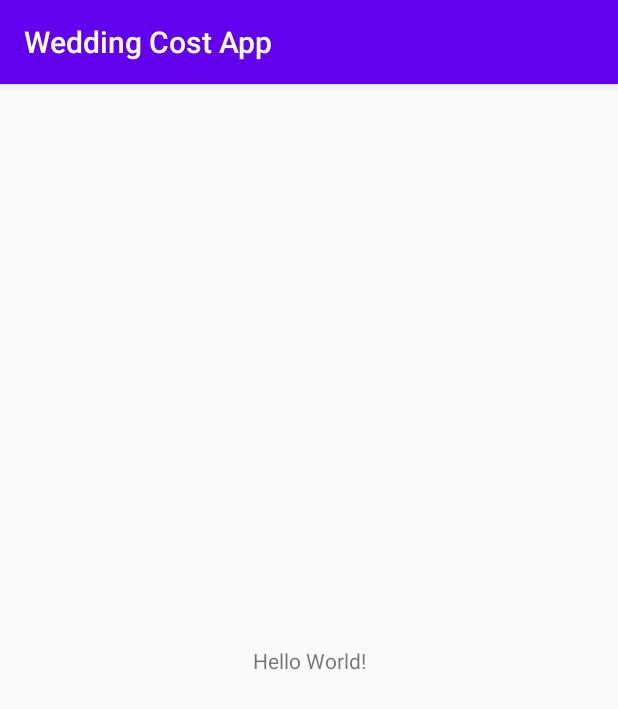
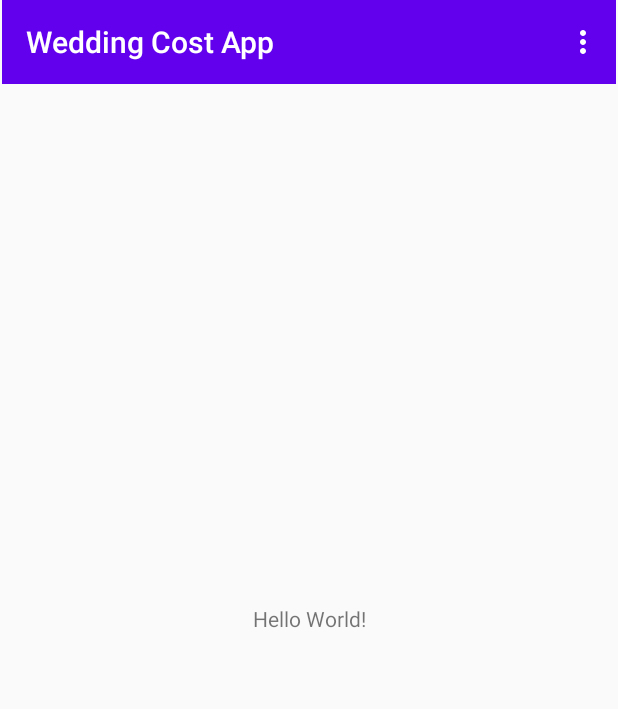
Before and after one commit to abdumuhaimin/mdp-assignment, an Android app: the screen it shows after launch (MainActivity), on a phone screen of 412 x 824 dp. Shown: the top 709 px of the screen. Run offline under Robolectric (Android 15) with nearby library versions, the phone set to English and light mode, and no system bars.

Commit message:
Added toolbar for menu overflow

```diff
--- a/WeddingCostApp/app/src/main/java/com/unimy/abdumuhaimin/weddingcostapp/MainActivity.java
+++ b/WeddingCostApp/app/src/main/java/com/unimy/abdumuhaimin/weddingcostapp/MainActivity.java
@@ -1,8 +1,12 @@
 package com.unimy.abdumuhaimin.weddingcostapp;
 
 import androidx.appcompat.app.AppCompatActivity;
+import androidx.appcompat.widget.Toolbar;
 
 import android.os.Bundle;
+import android.view.Menu;
+import android.widget.TextView;
+
 
 public class MainActivity extends AppCompatActivity {
 
@@ -10,5 +14,14 @@ public class MainActivity extends AppCompatActivity {
     protected void onCreate(Bundle savedInstanceState) {
         super.onCreate(savedInstanceState);
         setContentView(R.layout.activity_main);
+
+        Toolbar toolbar = findViewById(R.id.toolbar);
+        setSupportActionBar(toolbar);
+    }
+
+    @Override
+    public boolean onCreateOptionsMenu(Menu menu) {
+        getMenuInflater().inflate(R.menu.menu_main, menu);
+        return true;
     }
 }
--- a/WeddingCostApp/app/src/main/res/layout/activity_main.xml
+++ b/WeddingCostApp/app/src/main/res/layout/activity_main.xml
@@ -7,6 +7,7 @@
     tools:context=".MainActivity">
 
     <TextView
+        android:id="@+id/user_input"
         android:layout_width="wrap_content"
         android:layout_height="wrap_content"
         android:text="Hello World!"
@@ -15,4 +16,16 @@
         app:layout_constraintRight_toRightOf="parent"
         app:layout_constraintTop_toTopOf="parent" />
 
+    <androidx.appcompat.widget.Toolbar
+        android:id="@+id/toolbar"
+        android:layout_width="409dp"
+        android:layout_height="wrap_content"
+        android:background="?attr/colorPrimary"
+        android:minHeight="?attr/actionBarSize"
+        android:theme="?attr/actionBarTheme"
+        app:layout_constraintEnd_toEndOf="parent"
+        app:layout_constraintStart_toStartOf="parent"
+        app:layout_constraintTop_toTopOf="parent"
+        style="@style/AppTheme" />
+
 </androidx.constraintlayout.widget.ConstraintLayout>
--- /dev/null
+++ b/WeddingCostApp/app/src/main/res/menu/menu_main.xml
@@ -0,0 +1,13 @@
+<?xml version="1.0" encoding="utf-8"?>
+<menu xmlns:android=
+    "http://schemas.android.com/apk/res/android"
+    xmlns:app="http://schemas.android.com/apk/res-auto"
+    xmlns:tools="http://schemas.android.com/tools"
+    tools:context=
+        "com.unimy.abdumuhaimin.weddingcostapp.MainActivity">
+    <item
+        android:id="@+id/action_settings"
+        android:orderInCategory="100"
+        android:title="@string/add_item"
+        app:showAsAction="never" />
+</menu>
--- a/WeddingCostApp/app/src/main/res/values/strings.xml
+++ b/WeddingCostApp/app/src/main/res/values/strings.xml
@@ -1,3 +1,4 @@
 <resources>
     <string name="app_name">Wedding Cost App</string>
+    <string name="add_item">Add Item</string>
 </resources>
--- a/WeddingCostApp/app/src/main/res/values/styles.xml
+++ b/WeddingCostApp/app/src/main/res/values/styles.xml
@@ -5,6 +5,8 @@
         <item name="colorPrimary">@color/colorPrimary</item>
         <item name="colorPrimaryDark">@color/colorPrimaryDark</item>
         <item name="colorAccent">@color/colorAccent</item>
+        <item name="windowActionBar">false</item>
+        <item name="windowNoTitle">true</item>
     </style>
 
 </resources>
```
Also changed, not shown: 2 other files.
